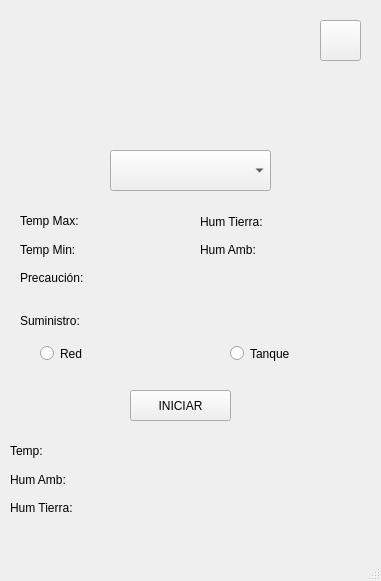
Before: the Qt Designer form Invernadero/Fuentes/PC/prueba_DB-Plantas/mainwindow.ui in LauraMont/TPO-Invernadero, drawn with Qt 5.
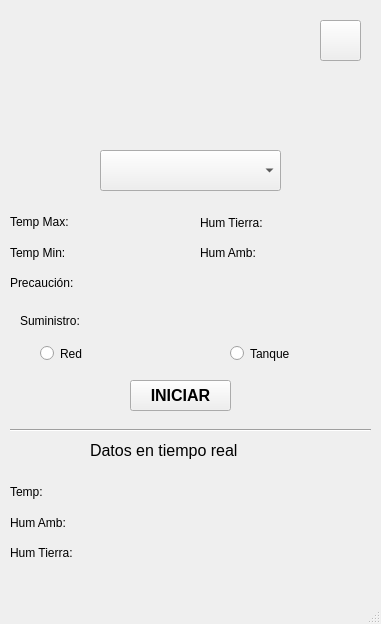
After: the same form once the commit is applied. Icons and pictures are not drawn.

```diff
--- a/Invernadero/Fuentes/PC/prueba_DB-Plantas/mainwindow.ui
+++ b/Invernadero/Fuentes/PC/prueba_DB-Plantas/mainwindow.ui
@@ -7,7 +7,7 @@
     <x>0</x>
     <y>0</y>
     <width>381</width>
-    <height>581</height>
+    <height>624</height>
    </rect>
   </property>
   <property name="windowTitle">
@@ -17,9 +17,9 @@
    <widget class="QComboBox" name="comboBox">
     <property name="geometry">
      <rect>
-      <x>110</x>
+      <x>100</x>
       <y>150</y>
-      <width>161</width>
+      <width>181</width>
       <height>41</height>
      </rect>
     </property>
@@ -63,10 +63,10 @@
    <widget class="QWidget" name="layoutWidget">
     <property name="geometry">
      <rect>
-      <x>20</x>
+      <x>10</x>
       <y>210</y>
-      <width>97</width>
-      <height>79</height>
+      <width>107</width>
+      <height>85</height>
      </rect>
     </property>
     <layout class="QVBoxLayout" name="verticalLayout">
@@ -132,7 +132,7 @@
       <x>200</x>
       <y>210</y>
       <width>120</width>
-      <height>51</height>
+      <height>55</height>
      </rect>
     </property>
     <layout class="QVBoxLayout" name="verticalLayout_3">
@@ -182,11 +182,19 @@
     <property name="geometry">
      <rect>
       <x>130</x>
-      <y>390</y>
+      <y>380</y>
       <width>101</width>
       <height>31</height>
      </rect>
     </property>
+    <property name="font">
+     <font>
+      <family>Ubuntu</family>
+      <pointsize>12</pointsize>
+      <weight>75</weight>
+      <bold>true</bold>
+     </font>
+    </property>
     <property name="text">
      <string>INICIAR</string>
     </property>
@@ -234,9 +242,9 @@
     <property name="geometry">
      <rect>
       <x>10</x>
-      <y>440</y>
-      <width>98</width>
-      <height>79</height>
+      <y>480</y>
+      <width>108</width>
+      <height>85</height>
      </rect>
     </property>
     <layout class="QVBoxLayout" name="verticalLayout_5">
@@ -266,8 +274,8 @@
    <widget class="QWidget" name="layoutWidget">
     <property name="geometry">
      <rect>
-      <x>110</x>
-      <y>440</y>
+      <x>130</x>
+      <y>480</y>
       <width>91</width>
       <height>79</height>
      </rect>
@@ -296,6 +304,37 @@
      </item>
     </layout>
    </widget>
+   <widget class="QLabel" name="label_datos">
+    <property name="geometry">
+     <rect>
+      <x>90</x>
+      <y>440</y>
+      <width>231</width>
+      <height>21</height>
+     </rect>
+    </property>
+    <property name="font">
+     <font>
+      <pointsize>12</pointsize>
+     </font>
+    </property>
+    <property name="text">
+     <string>Datos en tiempo real</string>
+    </property>
+   </widget>
+   <widget class="Line" name="line">
+    <property name="geometry">
+     <rect>
+      <x>10</x>
+      <y>420</y>
+      <width>361</width>
+      <height>20</height>
+     </rect>
+    </property>
+    <property name="orientation">
+     <enum>Qt::Horizontal</enum>
+    </property>
+   </widget>
   </widget>
   <widget class="QMenuBar" name="menubar">
    <property name="geometry">
```
